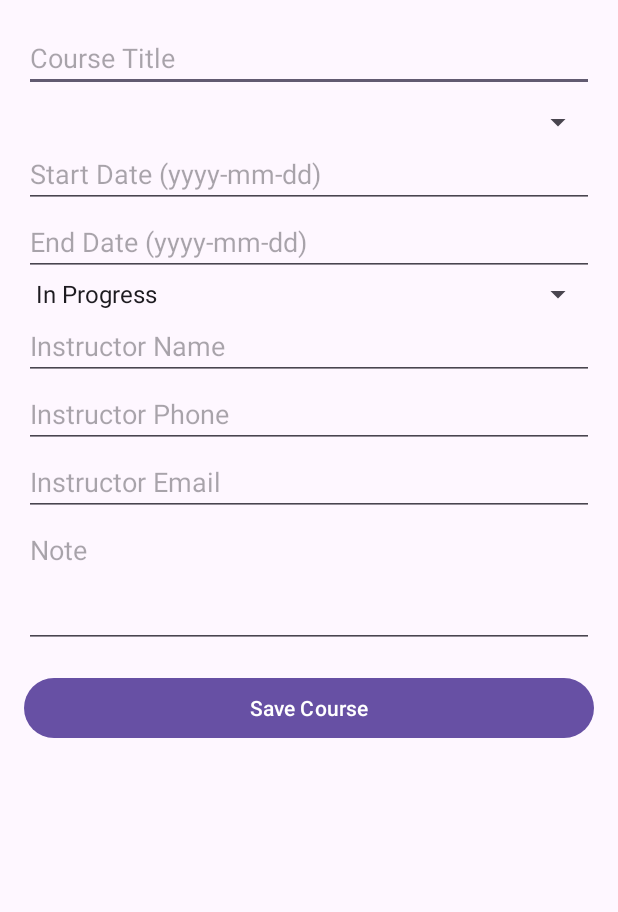
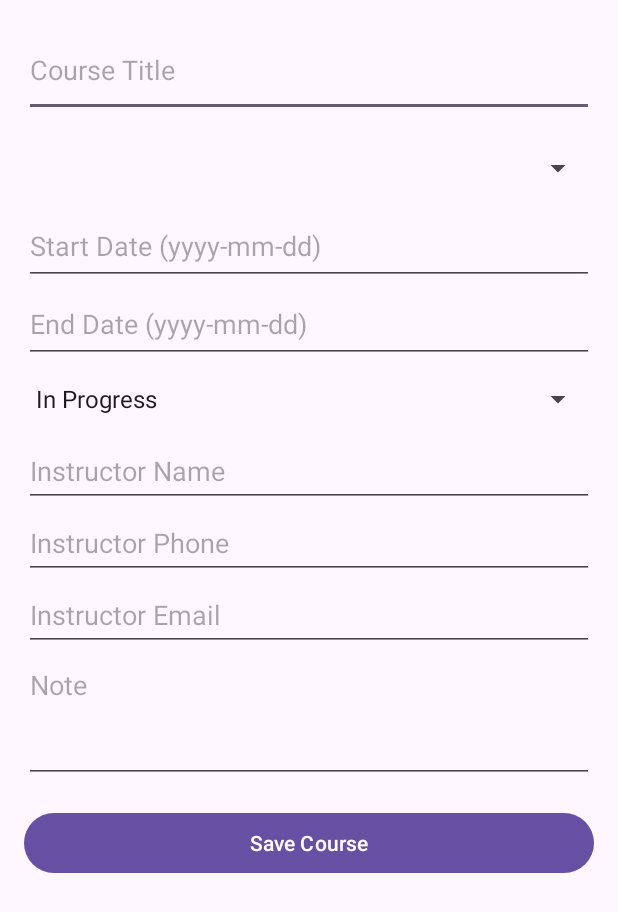
Before and after one commit to ali-mohammed200/uni_scheduler_app, an Android app: the AddCourseActivity screen opened directly, with no data from a screen before it, on a phone screen of 412 x 824 dp. Shown: the top 912 px of the screen. Run offline under Robolectric (Android 15) with nearby library versions, the phone set to English and light mode, and no system bars.

Commit message:
Add datepicker for add course forms, removed onfocus which would show the keyboard, now it shows the cal picker. Formatted the form to be more spaced out.

```diff
--- a/app/src/main/java/com/example/mytestapplication/AddCourseActivity.java
+++ b/app/src/main/java/com/example/mytestapplication/AddCourseActivity.java
@@ -1,5 +1,6 @@
 package com.example.mytestapplication;
 
+import android.app.DatePickerDialog;
 import android.content.ContentValues;
 import android.database.sqlite.SQLiteDatabase;
 import android.os.Bundle;
@@ -15,6 +16,7 @@ import com.example.mytestapplication.database.DatabaseHelper;
 import com.example.mytestapplication.models.Term;
 import com.example.mytestapplication.database.TermDAO;
 
+import java.util.Calendar;
 import java.util.List;
 
 
@@ -40,6 +42,10 @@ public class AddCourseActivity extends AppCompatActivity {
         noteInput = findViewById(R.id.inputNote);
         statusSpinner = findViewById(R.id.spinnerStatus);
         Button saveButton = findViewById(R.id.buttonSaveCourse);
+
+        startDateInput.setOnClickListener(v -> showDatePickerDialog(startDateInput));
+        endDateInput.setOnClickListener(v -> showDatePickerDialog(endDateInput));
+
 
         termSpinner = findViewById(R.id.spinnerTerms);
 
@@ -70,6 +76,26 @@ public class AddCourseActivity extends AppCompatActivity {
             saveCourse();
         });
     }
+
+    private void showDatePickerDialog(final EditText targetEditText) {
+        final Calendar calendar = Calendar.getInstance();
+        int year = calendar.get(Calendar.YEAR);
+        int month = calendar.get(Calendar.MONTH);
+        int day = calendar.get(Calendar.DAY_OF_MONTH);
+
+        DatePickerDialog datePickerDialog = new DatePickerDialog(
+                this,
+                (view, selectedYear, selectedMonth, selectedDay) -> {
+                    // Month is 0-based in Calendar, so add 1
+                    String formattedDate = String.format("%04d-%02d-%02d", selectedYear, selectedMonth + 1, selectedDay);
+                    targetEditText.setText(formattedDate);
+                },
+                year, month, day
+        );
+
+        datePickerDialog.show();
+    }
+
 
     private void saveCourse() {
         String title = titleInput.getText().toString().trim();
--- a/app/src/main/res/layout/activity_add_course.xml
+++ b/app/src/main/res/layout/activity_add_course.xml
@@ -12,49 +12,57 @@
         <EditText
             android:id="@+id/inputCourseTitle"
             android:layout_width="match_parent"
-            android:layout_height="wrap_content"
-            android:hint="Course Title" />
+            android:layout_height="62dp"
+            android:hint="Course Title"
+            android:inputType="text|textAutoComplete" />
 
         <Spinner
             android:id="@+id/spinnerTerms"
             android:layout_width="match_parent"
-            android:layout_height="wrap_content"
+            android:layout_height="52dp"
             android:layout_marginTop="8dp" />
 
         <EditText
             android:id="@+id/inputStartDate"
             android:layout_width="match_parent"
-            android:layout_height="wrap_content"
-            android:hint="Start Date (yyyy-mm-dd)" />
+            android:layout_height="52dp"
+            android:hint="Start Date (yyyy-mm-dd)"
+            android:focusable="false"
+            android:clickable="true" />
 
         <EditText
             android:id="@+id/inputEndDate"
             android:layout_width="match_parent"
-            android:layout_height="wrap_content"
-            android:hint="End Date (yyyy-mm-dd)" />
+            android:layout_height="52dp"
+            android:hint="End Date (yyyy-mm-dd)"
+            android:focusable="false"
+            android:clickable="true" />
 
         <Spinner
             android:id="@+id/spinnerStatus"
             android:layout_width="match_parent"
-            android:layout_height="wrap_content" />
+            android:layout_height="48dp" />
 
         <EditText
             android:id="@+id/inputInstructorName"
             android:layout_width="match_parent"
-            android:layout_height="wrap_content"
-            android:hint="Instructor Name" />
+            android:layout_height="48dp"
+            android:hint="Instructor Name"
+            android:inputType="text|textAutoComplete" />
 
         <EditText
             android:id="@+id/inputInstructorPhone"
             android:layout_width="match_parent"
-            android:layout_height="wrap_content"
-            android:hint="Instructor Phone" />
+            android:layout_height="48dp"
+            android:hint="Instructor Phone"
+            android:inputType="phone" />
 
         <EditText
             android:id="@+id/inputInstructorEmail"
             android:layout_width="match_parent"
-            android:layout_height="wrap_content"
-            android:hint="Instructor Email" />
+            android:layout_height="48dp"
+            android:hint="Instructor Email"
+            android:inputType="text|textAutoComplete" />
 
         <EditText
             android:id="@+id/inputNote"
```
